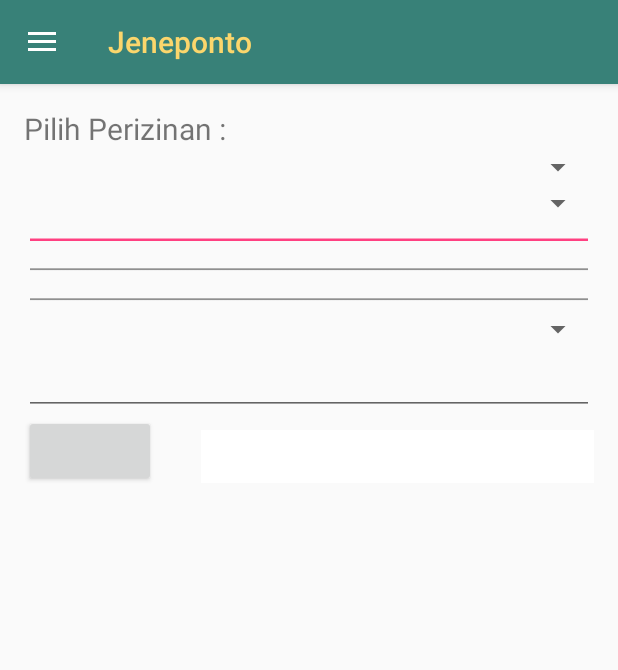
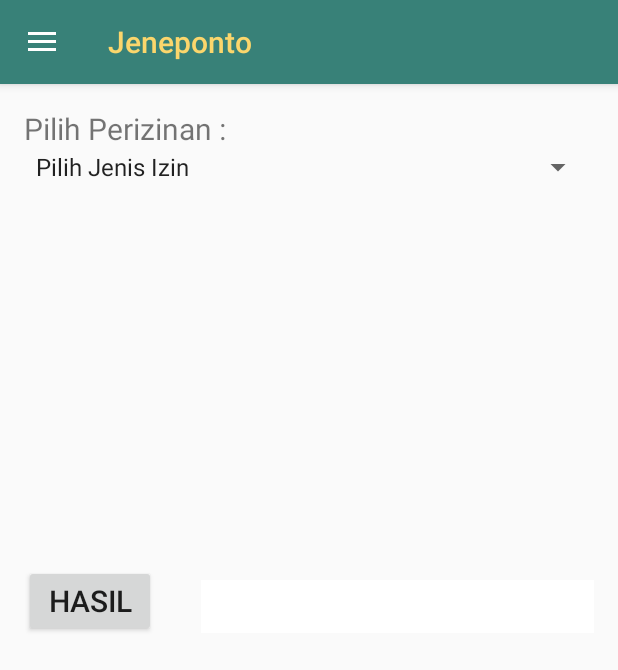
Before and after one commit to ngopidev/Jeneponto, an Android app: the Kalkulator screen opened directly, with no data from a screen before it, on a phone screen of 412 x 824 dp. Shown: the top 670 px of the screen. Run offline under Robolectric (Android 15) with nearby library versions, the phone set to English and light mode, and no system bars.

Commit message:
Merge remote-tracking branch 'origin/master'
# Conflicts:
#	app/src/main/AndroidManifest.xml
#	app/src/main/java/com/ngopi/jeneponto/Home.java
#	app/src/main/res/layout/app_bar_home.xml
#	app/src/main/res/values/strings.xml

```diff
--- a/app/src/main/java/com/ngopi/jeneponto/Kalkulator.java
+++ b/app/src/main/java/com/ngopi/jeneponto/Kalkulator.java
@@ -2,18 +2,126 @@ package com.ngopi.jeneponto;
 
 import android.support.v7.app.AppCompatActivity;
 import android.os.Bundle;
+import android.support.v7.widget.LinearLayoutCompat;
+import android.util.Log;
+import android.view.View;
+import android.widget.Adapter;
+import android.widget.AdapterView;
+import android.widget.ArrayAdapter;
+import android.widget.Button;
+import android.widget.EditText;
 import android.widget.FrameLayout;
+import android.widget.LinearLayout;
 import android.widget.Spinner;
+import android.widget.TextView;
+
+import java.util.List;
 
 public class Kalkulator extends Home {
+
+    private Spinner izinPertama, subIzin;
 
     @Override
     protected void onCreate(Bundle savedInstanceState) {
         super.onCreate(savedInstanceState);
-        FrameLayout contentFrameLayout = (FrameLayout) findViewById(R.id.FContent); //Remember this is the FrameLayout area within your activity_main.xml
+        final FrameLayout contentFrameLayout = (FrameLayout) findViewById(R.id.FContent); //Remember this is the FrameLayout area within your activity_main.xml
         getLayoutInflater().inflate(R.layout.layout_kalkulator, contentFrameLayout);
 
-        Spinner
+        //deklarasi view utama di activity kalkulator
+        izinPertama = (Spinner) findViewById(R.id.izin_pertama);
+        final Button hasil = (Button) findViewById(R.id.button_hitung);
+        final TextView hasil_hitung = (TextView) findViewById(R.id.hasil_hitung);
+
+        //deklarasi ketika memilih perpanjangan izin tenaga kerja asing
+        final LinearLayout llpertama = (LinearLayout) findViewById(R.id.linear_asing);
+        final EditText tenagaKerja = (EditText) findViewById(R.id.jumlah_tenaga_kerja);
+        //final double jumlahTenagaKerja = Double.parseDouble(String.valueOf(tenagaKerja.getText()));
+        final TextView ketTenagaKerja = (TextView) findViewById(R.id.ket_tenaga_kerja);
+
+        //deklarasi ketika memilih izin mendirikan bangunan
+        final LinearLayout llkedua = (LinearLayout) findViewById(R.id.linear_imb);
+        final Spinner menuIMB = (Spinner) findViewById(R.id.menu_imb);
+        final TextView lv = (TextView) findViewById(R.id.text_L_V);
+        final TextView ItI = (TextView) findViewById(R.id.text_It_I);
+        final TextView indeks = (TextView) findViewById(R.id.text_100);
+        final EditText tk = (EditText) findViewById(R.id.input_Tk);
+        final Spinner spinHsbg = (Spinner) findViewById(R.id.HSbg);
+        final LinearLayout ketIMB = (LinearLayout) findViewById(R.id.ket_imb);
+
+
+
+        izinPertama.setOnItemSelectedListener(new AdapterView.OnItemSelectedListener() {
+            @Override
+            public void onItemSelected(AdapterView<?> parent, View view, int position, long id) {
+
+                String pilihIzin = izinPertama.getSelectedItem().toString();
+
+                if (pilihIzin.equals("Pilih Jenis Izin")){
+                    //menutup semua view
+                    llpertama.setVisibility(View.GONE);
+                    ketTenagaKerja.setVisibility(View.GONE);
+                    llkedua.setVisibility(View.GONE);
+                    ketIMB.setVisibility(View.GONE);
+
+                }
+                else if (pilihIzin.equals("Perpanjangan Izin\n Memperkerjakan Tenaga Kerja Asing")){
+                    //menutup view yang tidak diperlukan
+                    llkedua.setVisibility(View.GONE);
+                    ketIMB.setVisibility(View.GONE);
+
+                    //membuka view yang diperlukan
+                    llpertama.setVisibility(View.VISIBLE);
+                    ketTenagaKerja.setVisibility(View.VISIBLE);
+                }
+                else if (pilihIzin.equals("Izin Mendirikan Bangunan")){
+                    //menutup view yang tidak diperlukan
+                    llpertama.setVisibility(View.GONE);
+                    ketTenagaKerja.setVisibility(View.GONE);
+
+                    //membuka view yang diperlukan
+                    llkedua.setVisibility(View.VISIBLE);
+                    menuIMB.setVisibility(View.VISIBLE);
+                    ketIMB.setVisibility(View.VISIBLE);
+
+
+                    String pilihIMB = menuIMB.getSelectedItem().toString();
+
+                    if (pilihIMB.equals("Pilih Jenis Retribusi")){
+                        //menutup view yang tidak diperlukan
+                        lv.setText(null);
+                        ItI.setText(null);
+                    }
+                    else if (pilihIMB.equals("Retribusi pembangunan gedung baru")){
+                        //menutup view yang tidak diperlukan
+
+                        //membuka view yang diperlukan
+                        menuIMB.setVisibility(View.VISIBLE);
+                        lv.setText("L");
+                        ItI.setText("It");
+                        indeks.setVisibility(View.VISIBLE);
+                        indeks.setText("indeks 1.00");
+//                        indeks.setTextSize(R.string.haha);
+
+                        String hsbg = spinHsbg.getSelectedItem().toString();
+                        if (hsbg.equals("Bangunan gedung tidak bertingkat sederhana (Rp. 6000 permeter persegi)")){
+
+                        }else if (hsbg.equals("Bangunan gedung tidak bertingkat (Rp. 12.000 permeter persegi)")){
+
+                        }else if (hsbg.equals("Bangunan gedung bertingkat (Rp. 18.000 permeter persegi)")){
+
+                        }
+                    }
+                }
+                else if (pilihIzin.equals("Izin Usaha Perikanan")){
+
+                }
+            }
+
+            @Override
+            public void onNothingSelected(AdapterView<?> parent) {
+
+            }
+        });
     }
 
     @Override
--- a/app/src/main/res/layout/layout_kalkulator.xml
+++ b/app/src/main/res/layout/layout_kalkulator.xml
@@ -1,81 +1,136 @@
 <?xml version="1.0" encoding="utf-8"?>
+<ScrollView xmlns:android="http://schemas.android.com/apk/res/android"
+    android:layout_height="wrap_content"
+    android:layout_width="wrap_content"
+    >
 <RelativeLayout xmlns:android="http://schemas.android.com/apk/res/android"
     xmlns:tools="http://schemas.android.com/tools"
     android:layout_width="match_parent"
     android:layout_height="match_parent"
+    tools:context="com.ngopi.jeneponto.Kalkulator"
     android:paddingBottom="@dimen/activity_vertical_margin"
     android:paddingLeft="@dimen/activity_horizontal_margin"
     android:paddingRight="@dimen/activity_horizontal_margin"
-    android:paddingTop="@dimen/activity_vertical_margin"
-    tools:context="com.ngopi.jeneponto.Kalkulator">
+    android:paddingTop="@dimen/activity_vertical_margin">
 
         <TextView
             android:id="@+id/textIzin"
             android:layout_width="wrap_content"
             android:layout_height="wrap_content"
-            android:text="@string/textIzin"
+            android:text="@string/text_izin"
             android:textSize="20dp"/>
 
         <Spinner
             android:id="@+id/izin_pertama"
             android:layout_width="match_parent"
             android:layout_height="wrap_content"
-            android:layout_below="@id/textIzin">
-        </Spinner>
-
-        <Spinner
-            android:id="@+id/sub_izin"
-            android:layout_width="match_parent"
-            android:layout_height="wrap_content"
-            android:layout_below="@id/izin_pertama">
+            android:layout_below="@id/textIzin"
+            android:entries="@array/izin_pertama"
+            android:scrollbarSize="100dp">
         </Spinner>
 
     <LinearLayout
-        android:id="@+id/LLajah"
+        android:id="@+id/linear_asing"
+        android:layout_width="match_parent"
+        android:layout_height="wrap_content"
+        android:layout_below="@id/izin_pertama"
+        android:visibility="gone"
+        android:orientation="horizontal">
+
+    <TextView
+        android:id="@+id/text_tenaga_kerja"
+        android:layout_width="wrap_content"
+        android:layout_height="wrap_content"
+        android:text="@string/text_tenaga_kerja"
+        android:layout_below="@id/izin_pertama"
+        android:textSize="20dp"/>
+
+    <EditText
+        android:id="@+id/jumlah_tenaga_kerja"
+        android:layout_width="match_parent"
+        android:layout_height="wrap_content"
+        android:layout_below="@id/izin_pertama"
+        android:background="@android:color/white"
+        android:layout_marginLeft="30dp"
+        android:textSize="20dp"
+        android:inputType="number"/>
+    </LinearLayout>
+
+    <LinearLayout
+        android:id="@+id/linear_imb"
         android:orientation="vertical"
         android:layout_width="match_parent"
         android:layout_height="wrap_content"
         android:layout_alignParentLeft="true"
         android:layout_alignParentStart="true"
-        android:layout_below="@id/sub_izin">
+        android:layout_below="@id/izin_pertama"
+        android:visibility="gone">
+
+        <Spinner
+            android:id="@+id/menu_imb"
+            android:layout_width="match_parent"
+            android:layout_height="wrap_content"
+            android:entries="@array/izin_imb"
+            android:background="@android:color/white">
+        </Spinner>
+
+        <TextView
+            android:id="@+id/text_L_V"
+            android:layout_width="wrap_content"
+            android:layout_height="20dp"
+            android:textSize="15dp"/>
 
         <EditText
+            android:id="@+id/input_L_V"
             android:layout_width="match_parent"
-            android:layout_height="30px"
+            android:layout_height="20dp"
             android:inputType="number"
-            android:ems="10"
-            android:id="@+id/editText" />
+            android:background="@android:color/white"
+            android:textSize="20dp"/>
+
+        <TextView
+            android:id="@+id/text_It_I"
+            android:layout_width="wrap_content"
+            android:layout_height="20dp"
+            android:textSize="15dp"/>
+
         <EditText
+            android:id="@+id/input_It_I"
             android:layout_width="match_parent"
-            android:layout_height="30px"
+            android:layout_height="20dp"
             android:inputType="number"
-            android:ems="10"
-            android:id="@+id/editText2" />
+            android:background="@android:color/white"
+            android:textSize="20dp"/>
+
+        <TextView
+            android:id="@+id/text_100"
+            android:layout_width="match_parent"
+            android:layout_height="20dp"
+            android:textSize="20dp"/>
+
         <EditText
+            android:id="@+id/input_Tk"
             android:layout_width="match_parent"
-            android:layout_height="30px"
-            android:inputType="number"
-            android:ems="10"
-            android:id="@+id/editText3" />
+            android:layout_height="match_parent"
+            android:visibility="gone"/>
+
         <Spinner
-            android:id="@+id/sub_Imb"
+            android:id="@+id/HSbg"
             android:layout_width="match_parent"
-            android:layout_height="wrap_content">
+            android:layout_height="wrap_content"
+            android:entries="@array/HSbg"
+            >
         </Spinner>
     </LinearLayout>
-
-    <EditText
-        android:id="@+id/asing"
-        android:layout_width="match_parent"
-        android:layout_height="wrap_content"
-        android:layout_below="@id/LLajah"
-        android:inputType="number"/>
 
     <Button
         android:id="@+id/button_hitung"
         android:layout_width="wrap_content"
         android:layout_height="wrap_content"
-        android:layout_below="@id/asing"
+        android:layout_below="@id/linear_asing"
+        android:text="HASIL"
+        android:textSize="20dp"
+        android:layout_marginTop="253dp"
         />
 
     <TextView
@@ -83,10 +138,85 @@
         android:layout_width="match_parent"
         android:layout_height="35dp"
         android:layout_marginLeft="30dp"
-        android:layout_below="@id/asing"
-        android:layout_marginTop="10dp"
+        android:layout_below="@id/linear_asing"
+        android:layout_marginTop="263dp"
         android:layout_toRightOf="@id/button_hitung"
         android:background="@android:color/white"
         />
 
+    <TextView
+        android:id="@+id/ket_tenaga_kerja"
+        android:layout_width="match_parent"
+        android:layout_height="match_parent"
+        android:layout_below="@id/button_hitung"
+        android:paddingTop="30dp"
+        android:text="@string/ket_tenaga_kerja"
+        android:textSize="15dp"
+        android:visibility="gone"/>
+
+<LinearLayout
+    android:id="@+id/ket_imb"
+    android:layout_width="wrap_content"
+    android:layout_height="wrap_content"
+    android:orientation="vertical"
+    android:layout_below="@id/button_hitung"
+    android:visibility="gone">
+
+    <TextView
+        android:id="@+id/ket_l"
+        android:layout_width="match_parent"
+        android:layout_height="match_parent"
+        android:layout_below="@id/button_hitung"
+        android:text="@string/ket_L"
+        android:textSize="15dp"/>
+
+    <TextView
+        android:id="@+id/ket_V"
+        android:layout_width="match_parent"
+        android:layout_height="match_parent"
+        android:layout_below="@id/button_hitung"
+        android:text="@string/ket_V"
+        android:textSize="15dp"/>
+
+    <TextView
+        android:id="@+id/ket_I"
+        android:layout_width="match_parent"
+        android:layout_height="match_parent"
+        android:layout_below="@id/button_hitung"
+        android:text="@string/ket_I"
+        android:textSize="15dp"/>
+
+    <TextView
+        android:id="@+id/ket_It"
+        android:layout_width="match_parent"
+        android:layout_height="match_parent"
+        android:layout_below="@id/button_hitung"
+        android:text="@string/ket_It"
+        android:textSize="15dp"/>
+
+    <TextView
+        android:id="@+id/ket_Tk"
+        android:layout_width="match_parent"
+        android:layout_height="match_parent"
+        android:layout_below="@id/button_hitung"
+        android:text="@string/ket_Tk"
+        android:textSize="15dp"/>
+
+    <TextView
+        android:id="@+id/ket_1"
+        android:layout_width="match_parent"
+        android:layout_height="match_parent"
+        android:layout_below="@id/button_hitung"
+        android:text="@string/ket_1"
+        android:textSize="15dp"/>
+
+    <TextView
+        android:id="@+id/ket_HSbg"
+        android:layout_width="match_parent"
+        android:layout_height="match_parent"
+        android:layout_below="@id/button_hitung"
+        android:text="@string/ket_HSbg"
+        android:textSize="15dp"/>
+    </LinearLayout>
 </RelativeLayout>
+</ScrollView>
--- a/app/src/main/res/values/strings.xml
+++ b/app/src/main/res/values/strings.xml
@@ -10,21 +10,45 @@
     <string name="headOffice"><b>Head Office</b>\nAlamat Kabupaten Jeneponto\n<b>Phone</b> : nomor telephone\n<b>Fax</b> : nomor Fax</string>
     <string name="OfficeHours"><b>Office Hours(GMT +7)</b>\nMonday - Thursday : dari jam berapa sampai jam berapa\nFriday : dari jam berapa sampai jam berapa\nSaturday, Sunday : Closed</string>
     <string name="OfficeHours2"><b>Licensing and Non Licensing\nService Hours(GMT +7)</b>\nMonday - Thursday : dari jam berapa sampai jam berapa\nFriday : dari jam berapa sampai jam berapa\nSaturday, Sunday : Closed</string>
-    <string name="textIzin">Pilih Perizinan :</string>
+    <string name="text_izin">Pilih Perizinan :</string>
+    <string name="text_tenaga_kerja">Jumlah Tenaga Kerja :</string>
+    <string name="ket_tenaga_kerja">Perhitungan Retribusi = USD 100 x jumlah jabatan tenaga kerja</string>
+    <string name="ket_gedung_baru">L x It x 1.00 x HSbg</string>
+    <string name="ket_renovasi_gedung">L x It x Tk x HSbg</string>
+    <string name="ket_bukan_gedung_baru">V x I x 1.00 x HSbg</string>
+    <string name="ket_rehabilitasi_prasarana">V x I x Tk x HSbg</string>
+    <string name="ket_L">L = Luas lantai bangunan gedung</string>
+    <string name="ket_V">V = Volume/besaran (dalam satuan m2, m, dan unit)</string>
+    <string name="ket_I">I = Indeks </string>
+    <string name="ket_It">It = Indeks terintegrasi</string>
+    <string name="ket_Tk">Tk = Tingkat kerusakan (0.45 untuk tingkat kerusakan sedang, 0.65 untuk tingkat kerusakan berat)</string>
+    <string name="ket_1">1.00 = Indeks pembangunan baru </string>
+    <string name="ket_HSbg">HSbg = Harga satuan retribusi bangunan gedung (hanya 1 tarif setiap kabupaten)</string>
+    <string name="haha">15dp</string>
+    <string-array name="HSbg">
+        <item>Pilih Jenis Bangunan</item>
+        <item>Bangunan gedung tidak bertingkat sederhana (Rp. 6000 permeter persegi)</item>
+        <item>Bangunan gedung tidak bertingkat (Rp. 12.000 permeter persegi)</item>
+        <item>Bangunan gedung bertingkat (Rp. 18.000 permeter persegi)</item>
+    </string-array>
 
     <string-array name="izin_pertama">
-        <item>Perpanjangan Izin Memperkerjakan Tenaga Kerja Asing</item>
+        <item>Pilih Jenis Izin</item>
+        <item>Perpanjangan Izin\n Memperkerjakan Tenaga Kerja Asing</item>
         <item>Izin Mendirikan Bangunan</item>
         <item>Izin Usaha Perikanan</item>
     </string-array>
 
-    <string-array name="sub_izin">
+    <string-array name="izin_imb">
+        <item>Pilih Jenis Retribusi</item>
         <item>Retribusi pembangunan gedung baru</item>
         <item>Retribusi rehabilitasi/renovasi bangunan gedung</item>
         <item>Retribusi pembangunan bukan gedung baru atau prasarana bangunan gedung</item>
         <item>Retribusi rehabilitasi prasarana bangunan gedung</item>
     </string-array>
 
-    <string-array name="sub_izin2"><item></item></string-array>
+    <string-array name="sub_izin2">
+        <item></item>
+    </string-array>
 
 </resources>
```
